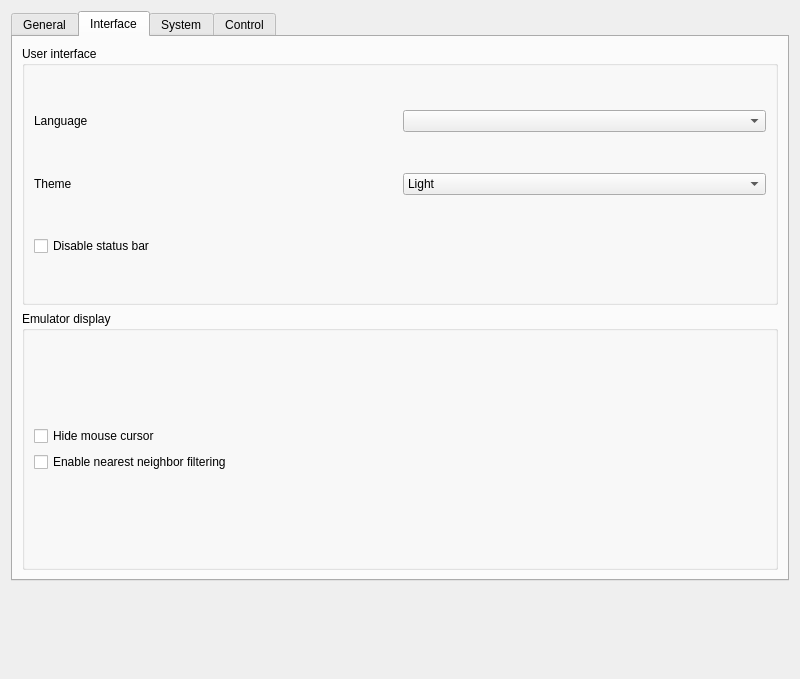
Above: src/emu/qt/src/settings_dialog.ui from EKA2L1/EKA2L1 before the change. Below: the same form after it.
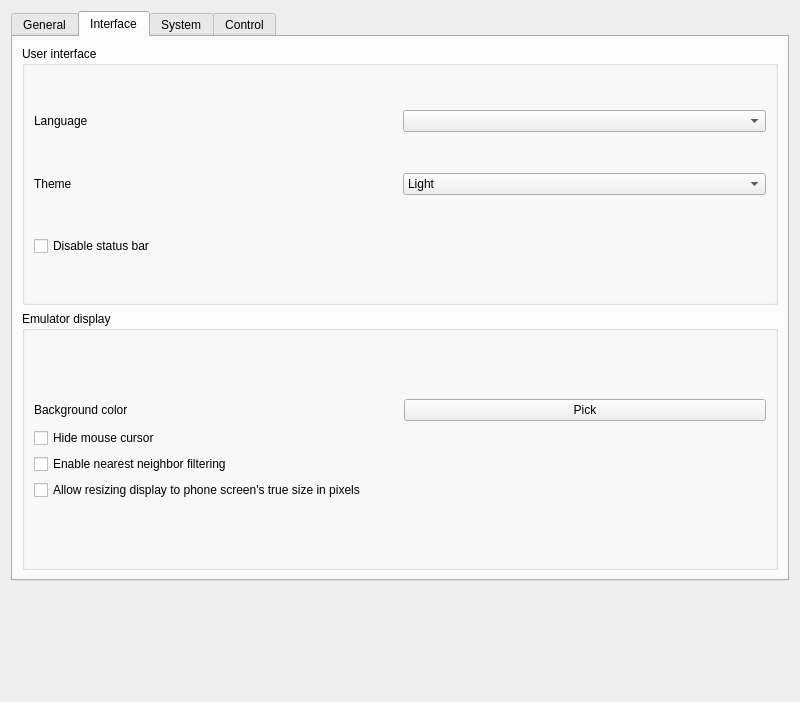
That is the form after the change. The open tabs and pages were chosen to show the change.

Commit message: qt: Add ability to choose display background color and make true screen size resize optional

```diff
--- a/src/emu/qt/src/settings_dialog.ui
+++ b/src/emu/qt/src/settings_dialog.ui
@@ -7,7 +7,7 @@
     <x>0</x>
     <y>0</y>
     <width>800</width>
-    <height>679</height>
+    <height>702</height>
    </rect>
   </property>
   <property name="sizePolicy">
@@ -29,7 +29,7 @@
       </sizepolicy>
      </property>
      <property name="currentIndex">
-      <number>2</number>
+      <number>1</number>
      </property>
      <widget class="QWidget" name="general_widget">
       <attribute name="title">
@@ -318,7 +318,54 @@
          </property>
          <layout class="QGridLayout" name="gridLayout_5">
           <item row="0" column="0">
-           <layout class="QVBoxLayout" name="emulator_display_layout">
+           <layout class="QVBoxLayout" name="emulator_display_layout" stretch="1,1,1,1">
+            <item>
+             <widget class="QWidget" name="emulator_display_bgc_choose_widget" native="true">
+              <property name="sizePolicy">
+               <sizepolicy hsizetype="Preferred" vsizetype="Fixed">
+                <horstretch>0</horstretch>
+                <verstretch>0</verstretch>
+               </sizepolicy>
+              </property>
+              <layout class="QHBoxLayout" name="horizontalLayout_5">
+               <property name="spacing">
+                <number>7</number>
+               </property>
+               <property name="leftMargin">
+                <number>0</number>
+               </property>
+               <property name="topMargin">
+                <number>1</number>
+               </property>
+               <property name="rightMargin">
+                <number>0</number>
+               </property>
+               <property name="bottomMargin">
+                <number>1</number>
+               </property>
+               <item>
+                <widget class="QLabel" name="emulator_display_bgc_desc_label">
+                 <property name="text">
+                  <string>Background color</string>
+                 </property>
+                </widget>
+               </item>
+               <item>
+                <widget class="QPushButton" name="emulator_display_bgc_pick_btn">
+                 <property name="sizePolicy">
+                  <sizepolicy hsizetype="Minimum" vsizetype="Fixed">
+                   <horstretch>0</horstretch>
+                   <verstretch>0</verstretch>
+                  </sizepolicy>
+                 </property>
+                 <property name="text">
+                  <string>Pick</string>
+                 </property>
+                </widget>
+               </item>
+              </layout>
+             </widget>
+            </item>
             <item>
              <widget class="QCheckBox" name="emulator_display_hide_cursor_checkbox">
               <property name="text">
@@ -333,6 +380,16 @@
               </property>
              </widget>
             </item>
+            <item>
+             <widget class="QCheckBox" name="emulator_display_true_size_checkbox">
+              <property name="toolTip">
+               <string>By default, the emulator only allows resizing the emulator display to the minimum of the phone screen's size, multiply with the system display scale, to suit most users's eyes</string>
+              </property>
+              <property name="text">
+               <string>Allow resizing display to phone screen's true size in pixels</string>
+              </property>
+             </widget>
+            </item>
            </layout>
           </item>
          </layout>
@@ -343,7 +400,7 @@
          <property name="title">
           <string>User interface</string>
          </property>
-         <layout class="QGridLayout" name="gridLayout_4">
+         <layout class="QGridLayout" name="gridLayout_4" rowstretch="1,1,1">
           <item row="1" column="0">
            <layout class="QHBoxLayout" name="interface_theme_layout">
             <item>
```
The commit also changes 6 other files.
